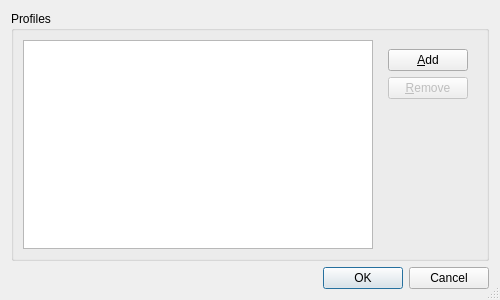
Old version of the form src/python/qdiskfit/dialogs/profile.ui in the repository velnias75/diskfit.
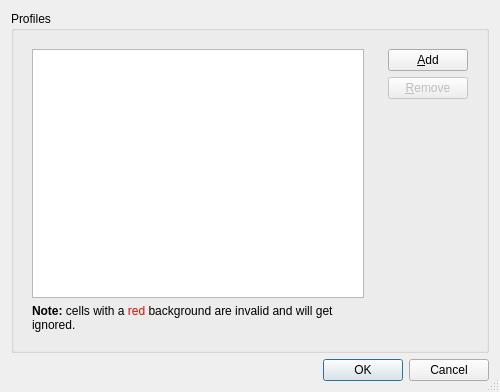
New version of the form. Icons and pictures are not drawn.

Commit message: basic validation of profiles

Diff of the .ui file:
```diff
--- a/src/python/qdiskfit/dialogs/profile.ui
+++ b/src/python/qdiskfit/dialogs/profile.ui
@@ -7,7 +7,7 @@
     <x>0</x>
     <y>0</y>
     <width>500</width>
-    <height>300</height>
+    <height>392</height>
    </rect>
   </property>
   <property name="windowTitle">
@@ -25,7 +25,10 @@
      <property name="title">
       <string>Profiles</string>
      </property>
-     <layout class="QHBoxLayout" name="horizontalLayout" stretch="1,0">
+     <layout class="QHBoxLayout" name="horizontalLayout" stretch="0,0">
+      <item>
+       <widget class="QWidget" name="widget_2" native="true">
+        <layout class="QVBoxLayout" name="verticalLayout_3">
       <item>
        <widget class="QTableView" name="table_targets">
         <property name="showDropIndicator" stdset="0">
@@ -49,6 +52,19 @@
        </widget>
       </item>
       <item>
+          <widget class="QLabel" name="label">
+           <property name="text">
+            <string>&lt;html&gt;&lt;head/&gt;&lt;body&gt;&lt;p&gt;&lt;span style=&quot; font-weight:600;&quot;&gt;Note:&lt;/span&gt; cells with a &lt;span style=&quot; color:#ff0000;&quot;&gt;red&lt;/span&gt; background are invalid and will get ignored.&lt;/p&gt;&lt;/body&gt;&lt;/html&gt;</string>
+           </property>
+           <property name="wordWrap">
+            <bool>true</bool>
+           </property>
+          </widget>
+         </item>
+        </layout>
+       </widget>
+      </item>
+      <item>
        <widget class="QWidget" name="widget" native="true">
         <property name="sizePolicy">
          <sizepolicy hsizetype="Minimum" vsizetype="Preferred">
```
Left out of the diff: 11 changed lines with no effect on the pictures. Lines whose indentation alone changed are shown as unchanged. The commit also changes 7 other files.
